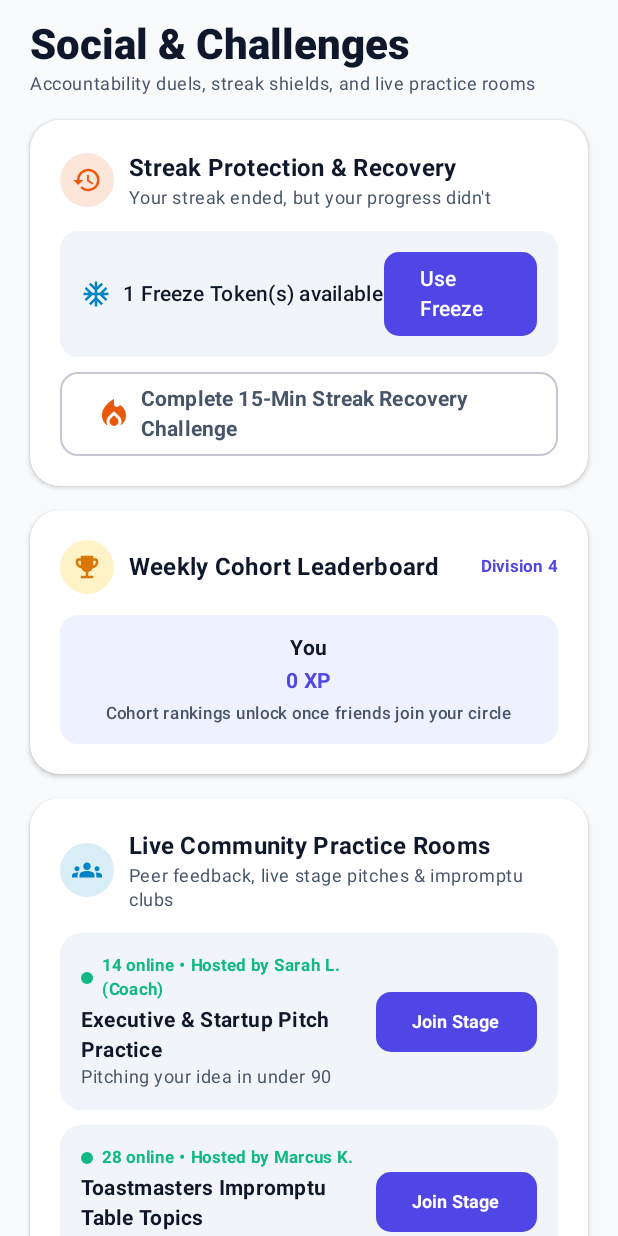
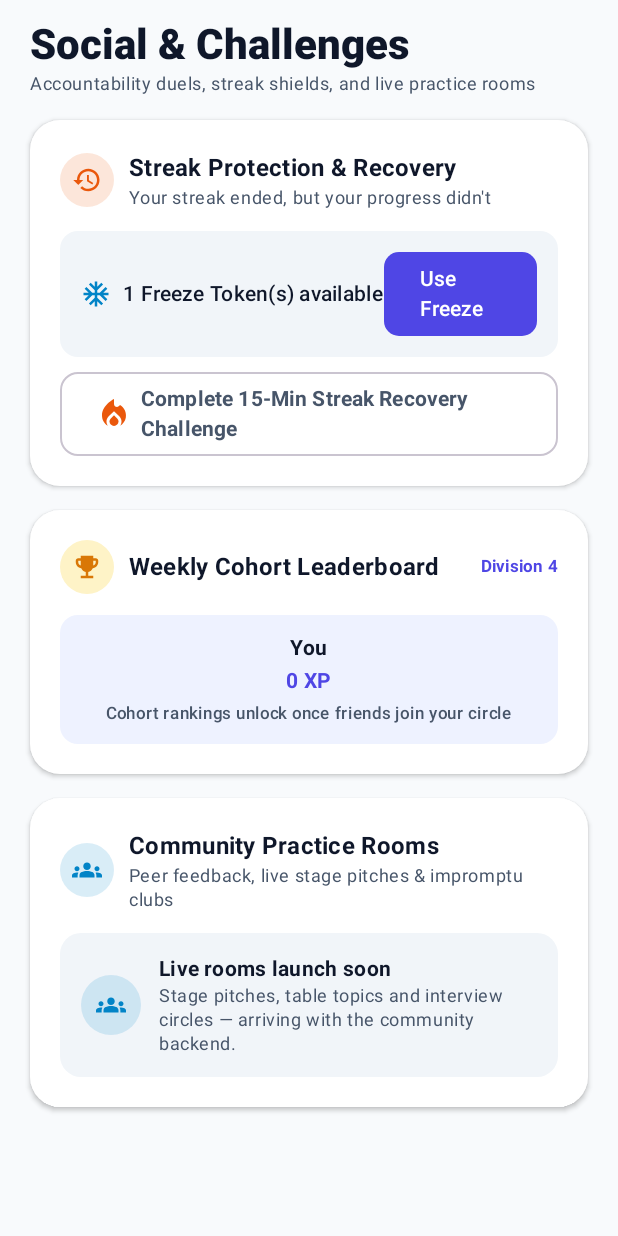
Before and after one commit to rakshana-123/speakora, an Android app built with Jetpack Compose: the composable ChallengesScreen shown on its own in the app's theme, on a phone screen of 412 x 824 dp. Run offline under Robolectric (Android 15) with nearby library versions, the light colour scheme and no system bars; our stand-ins replace Room's generated code.

Commit message:
Remove remaining mock data; real microphone waveform + honest scoring
- Live community rooms (fake hosts/participant counts) removed; honest
  'launching with the community backend' card instead; CommunityRoom
  model and seed list deleted
- Waveform visualizer now renders real MediaRecorder amplitudes
  (RECORD_AUDIO runtime permission added to the player)
- Recording timer now tracks real elapsed time (was 5x-speed fake ticks)
- Transcript field no longer pre-filled with the model answer
- Empty transcript no longer analyzed as a hardcoded fake speech —
  returns an honest 'no speech captured' result with 0 XP
- versionCode 3 / versionName 1.2 (web version constant synced)

```diff
--- a/app/build.gradle.kts
+++ b/app/build.gradle.kts
@@ -17,8 +17,8 @@
     applicationId = "com.aistudio.commcoach.uprxqe"
     minSdk = 24
     targetSdk = 36
-        versionCode = 2
-        versionName = "1.1"
+        versionCode = 3
+        versionName = "1.2"
 
     testInstrumentationRunner = "androidx.test.runner.AndroidJUnitRunner"
   }
--- a/app/src/main/java/com/example/data/model/PracticeSession.kt
+++ b/app/src/main/java/com/example/data/model/PracticeSession.kt
@@ -31,17 +31,6 @@
     val xpReward: Int = 100
 )
 
-data class CommunityRoom(
-    val id: String,
-    val title: String,
-    val topic: String,
-    val description: String,
-    val participantsCount: Int,
-    val hostName: String,
-    val isLive: Boolean = true,
-    val tags: List<String> = emptyList(),
-    val roomType: String = "Speaking Club"
-)
 
 data class ChatMessage(
     val id: String,
--- a/app/src/main/java/com/example/ui/screens/challenges/ChallengesScreen.kt
+++ b/app/src/main/java/com/example/ui/screens/challenges/ChallengesScreen.kt
@@ -45,8 +45,6 @@
 import androidx.compose.ui.text.font.FontWeight
 import androidx.compose.ui.unit.dp
 import androidx.compose.ui.unit.sp
-import com.example.data.local.SeedData
-import com.example.data.model.CommunityRoom
 import com.example.ui.theme.PrimaryIndigo
 import com.example.ui.theme.SecondaryCyan
 import com.example.ui.theme.StreakFlame
@@ -263,7 +261,7 @@
                     Spacer(modifier = Modifier.width(10.dp))
                         Column {
                             Text(
-                            text = "Live Community Practice Rooms",
+                                text = "Community Practice Rooms",
                                 style = MaterialTheme.typography.titleMedium,
                                 fontWeight = FontWeight.Bold
                             )
@@ -277,56 +275,42 @@
 
                 Spacer(modifier = Modifier.height(14.dp))
 
-                Column(verticalArrangement = Arrangement.spacedBy(10.dp)) {
-                    SeedData.communityRooms.forEach { room ->
+                // No live rooms are simulated: the feature is real-server-only
+                // and launches when the community backend goes live.
                 Row(
                     modifier = Modifier
                         .fillMaxWidth()
                         .clip(RoundedCornerShape(14.dp))
                         .background(MaterialTheme.colorScheme.surfaceVariant)
                         .padding(14.dp),
-                            horizontalArrangement = Arrangement.SpaceBetween,
                     verticalAlignment = Alignment.CenterVertically
                 ) {
-                            Column(modifier = Modifier.weight(1f)) {
-                                Row(verticalAlignment = Alignment.CenterVertically) {
                     Box(
                         modifier = Modifier
-                                            .size(8.dp)
+                            .size(40.dp)
                             .clip(CircleShape)
-                                            .background(SuccessEmerald)
-                                    )
-                                    Spacer(modifier = Modifier.width(6.dp))
-                                    Text(
-                                        text = "${room.participantsCount} online • Hosted by ${room.hostName}",
-                                        style = MaterialTheme.typography.labelSmall,
-                                        color = SuccessEmerald,
-                                        fontWeight = FontWeight.Bold
+                            .background(SecondaryCyan.copy(alpha = 0.15f)),
+                        contentAlignment = Alignment.Center
+                    ) {
+                        Icon(
+                            Icons.Default.Groups,
+                            contentDescription = null,
+                            tint = SecondaryCyan,
+                            modifier = Modifier.size(20.dp)
                         )
                     }
-                                Spacer(modifier = Modifier.height(2.dp))
+                    Spacer(modifier = Modifier.width(12.dp))
+                    Column {
                         Text(
-                                    text = room.title,
+                            text = "Live rooms launch soon",
                             style = MaterialTheme.typography.bodyMedium,
                             fontWeight = FontWeight.Bold
                         )
                         Text(
-                                    text = room.topic,
+                            text = "Stage pitches, table topics and interview circles — arriving with the community backend.",
                             style = MaterialTheme.typography.bodySmall,
-                                    color = MaterialTheme.colorScheme.onSurfaceVariant,
-                                    maxLines = 1
+                            color = MaterialTheme.colorScheme.onSurfaceVariant
                         )
-                            }
-
-                            Button(
-                                onClick = { /* Connect to room */ },
-                                shape = RoundedCornerShape(10.dp),
-                                colors = ButtonDefaults.buttonColors(containerColor = PrimaryIndigo),
-                                modifier = Modifier.padding(start = 8.dp)
-                            ) {
-                                Text("Join Stage", fontSize = 12.sp, fontWeight = FontWeight.Bold)
-                            }
-                        }
                     }
                 }
             }
```
Also changed, not shown: app/src/main/java/com/example/data/local/SeedData.kt (+0 -47 lines), app/src/main/java/com/example/ui/screens/workout/ExercisePlayerScreen.kt (+21 -4 lines), app/src/main/java/com/example/ui/viewmodel/CoachViewModel.kt (+71 -10 lines), 1 other file. Lines whose indentation alone changed are shown as unchanged.
